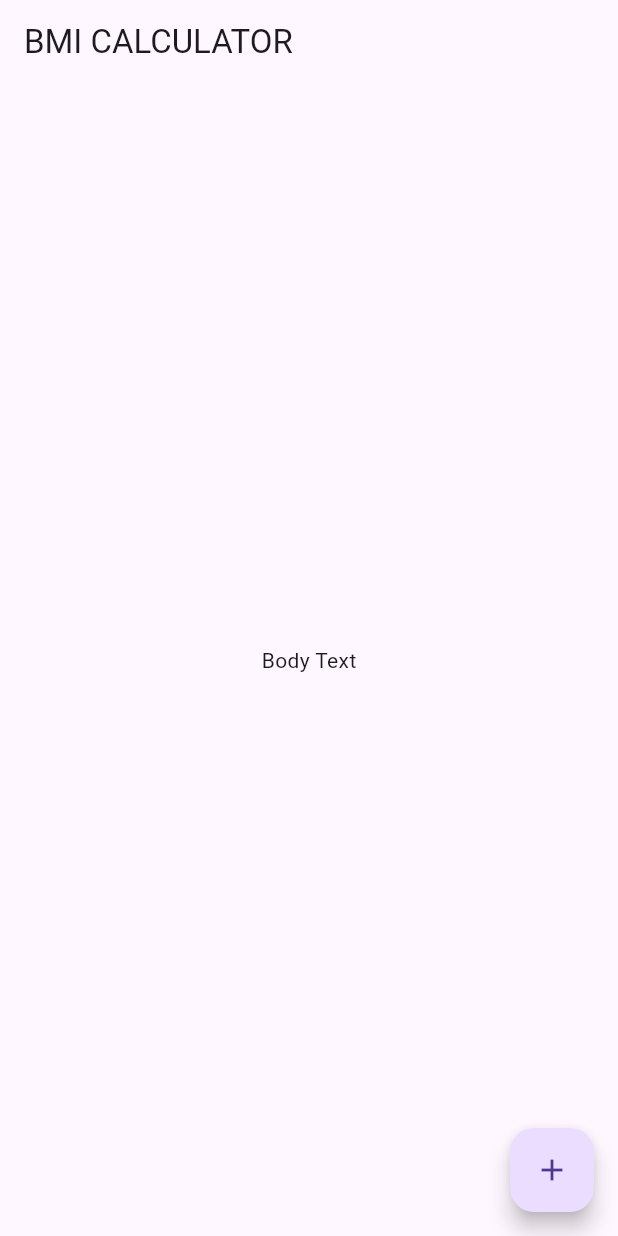
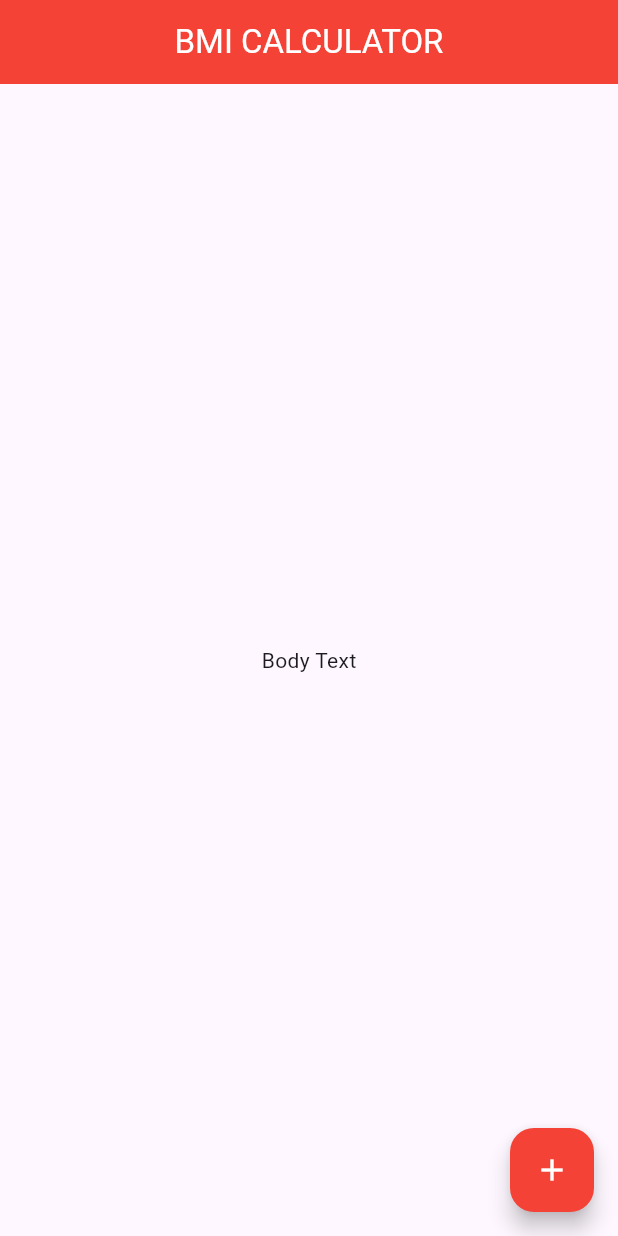
Before and after one commit to ChristianMC07/bmi_calculator, a Flutter app: the screen it shows after launch, on a phone screen of 412 x 824 dp. Run offline on Flutter 3.47's test engine with Material 3 defaults, Android fonts, the phone set to English and light mode, and no system bars.

Commit message:
defining theme variables and styling appBar and floatingButton

```diff
--- a/lib/main.dart
+++ b/lib/main.dart
@@ -7,8 +7,21 @@ class BMICalculator extends StatelessWidget {
 
   @override
   Widget build(BuildContext context) {
+    final Color THEME_BACKGROUND_COLOR = Colors.red;
+    final Color THEME_FOREGROUND_COLOR = Colors.white;
     return MaterialApp(
       home: InputPage(),
+      theme: ThemeData(
+          primaryColor: Colors.red,
+          appBarTheme: AppBarTheme(
+            backgroundColor: THEME_BACKGROUND_COLOR,
+            centerTitle: true,
+            foregroundColor: THEME_FOREGROUND_COLOR,
+          ),
+          floatingActionButtonTheme: FloatingActionButtonThemeData(
+            backgroundColor: THEME_BACKGROUND_COLOR,
+            foregroundColor: THEME_FOREGROUND_COLOR,
+          )),
     );
   }
 }
```
